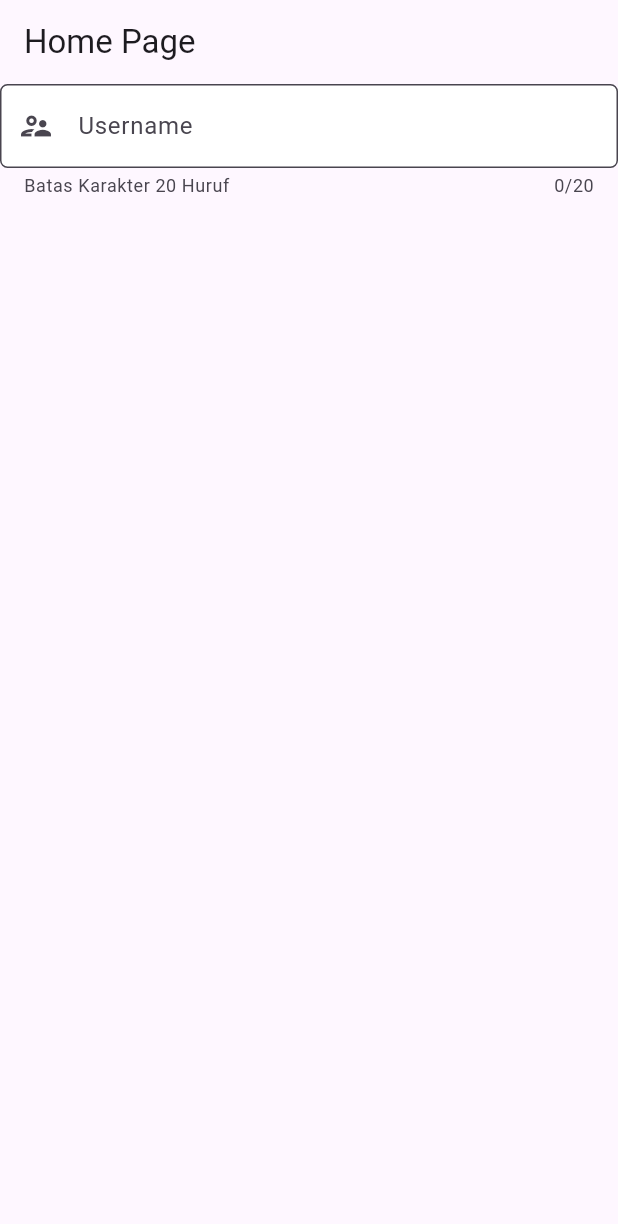
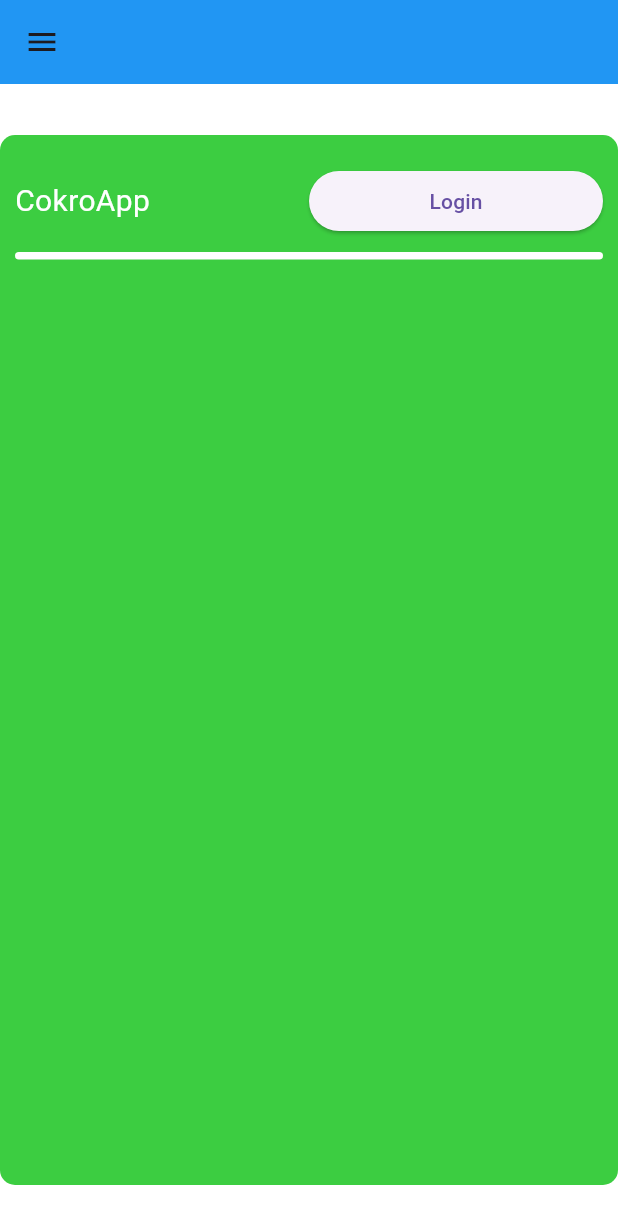
Before and after one commit to Vernsz-Code/AndroidCokro, a Flutter app: the screen it shows after launch, on a phone screen of 412 x 824 dp. Shown: the top 1224 px of the screen. Run offline on Flutter 3.47's test engine with Material 3 defaults, Android fonts, the phone set to English and light mode, and no system bars.

Commit message:
ini commmit

```diff
--- a/lib/main.dart
+++ b/lib/main.dart
@@ -1,26 +1,89 @@
-import "package:flutter/material.dart";
+import 'package:flutter/material.dart';
 
-main() => runApp(MainPage());
+void main() {
+  runApp(MainApp());
+}
 
-class MainPage extends StatelessWidget{
+class MainApp extends StatelessWidget {
   @override
-  Widget build(BuildContext context){
+  Widget build(BuildContext context) {
     return MaterialApp(
-      home: Scaffold(
-        appBar: AppBar(title:  Text ("Home Page")),
-        body: TextField(
-          maxLength: 20,
-          decoration: InputDecoration(
-            border: OutlineInputBorder(
-              borderRadius: BorderRadius.circular(5),
-              borderSide: BorderSide(color: Colors.red)
-            ),
-            labelText: "Username",
-            filled: true,
-            fillColor: Colors.white,
-            hintText: "Masukan Username",
-            helperText: "Batas Karakter 20 Huruf",
-            prefixIcon: Icon(Icons.supervisor_account_outlined)
+      debugShowCheckedModeBanner: false,
+      home: MainPage(),
+    );
+  }
+}
+
+class MainPage extends StatelessWidget {
+  @override
+  Widget build(BuildContext context) {
+    return Scaffold(
+      backgroundColor: Colors.white,
+      appBar: AppBar(
+        backgroundColor: Colors.blue,
+      ),
+      drawer: Drawer(),
+      body: Center(
+        child: Container(
+          padding: EdgeInsets.only(top: 20, left: 10, right: 10),
+          height: 700,
+          width: 600,
+          decoration: BoxDecoration(
+            color: Color.fromARGB(255, 60, 205, 65),
+            borderRadius: BorderRadius.circular(10),
+          ),
+          child: Column(
+            children: [
+              Row(
+                children: [
+                  Expanded(
+                    child: Text(
+                      "CokroApp",
+                      style: TextStyle(
+                        color: Colors.white,
+                        fontSize: 20,
+                      ),
+                    ),
+                  ),
+                  Expanded(
+                    child: ElevatedButton(
+                      child: Text("Login"),
+                      onPressed: () {
+                        showDialog(
+                          context: context,
+                          builder: (BuildContext context) {
+                            return AlertDialog(
+                              title: Text("Judul Dialog"),
+                              content: Text("Ini adalah konten dari dialog."),
+                              actions: [
+                                TextButton(
+                                  onPressed: () {
+                                    Navigator.of(context).pop();
+                                  },
+                                  child: Text("Tutup"),
+                                ),
+                                TextButton(onPressed: (){
+                                    Navigator.of(context).pop();
+                                }, child: Text("Batalkan"))
+                              ],
+                            );
+                          },
+                        );
+                      },
+                    ),
+                  ),
+                ],
+              ),
+              Container(
+                height: 5,
+                width: 580,
+                margin: EdgeInsets.only(top: 10),
+                decoration: BoxDecoration(
+                  color: Colors.white,
+                  borderRadius: BorderRadius.circular(5),
+                ),
+              ),
+            ],
           ),
         ),
       ),
```
